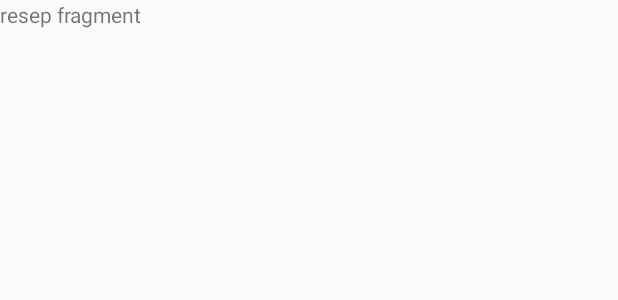
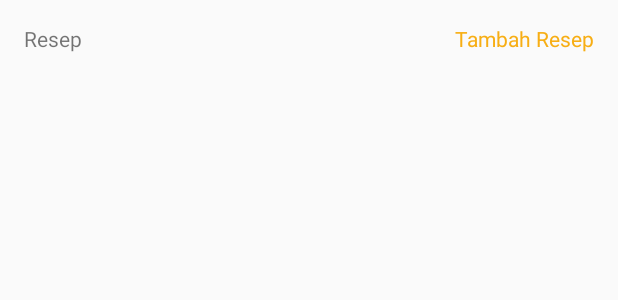
Before and after one commit to Dirgamaya-Teknologia/Resepedia2.0, an Android app: the layout fragment_resep.xml on its own in the app's theme, with its tools: preview values and no code run, on a phone screen of 412 x 824 dp. Shown: the top 300 px of the screen. Run offline under Robolectric (Android 15) with nearby library versions, the phone set to English and light mode, and no system bars.

Commit message:
add layout tambahResep

```diff
--- a/app/src/main/AndroidManifest.xml
+++ b/app/src/main/AndroidManifest.xml
@@ -1,6 +1,7 @@
 <?xml version="1.0" encoding="utf-8"?>
 <manifest xmlns:android="http://schemas.android.com/apk/res/android"
     package="com.dyakta.resepedia">
+
     <uses-permission android:name="android.permission.INTERNET" />
 
     <application
@@ -10,7 +11,8 @@
         android:roundIcon="@mipmap/ic_launcher_round"
         android:supportsRtl="true"
         android:theme="@style/AppTheme">
-        <activity android:name=".TambahBahanActivity"></activity>
+        <activity android:name=".TambahResepActivity"></activity>
+        <activity android:name=".TambahBahanActivity" />
         <activity android:name=".MainActivity">
             <intent-filter>
                 <action android:name="android.intent.action.VIEW" />
--- a/app/src/main/res/layout/fragment_resep.xml
+++ b/app/src/main/res/layout/fragment_resep.xml
@@ -1,14 +1,41 @@
 <?xml version="1.0" encoding="utf-8"?>
-<FrameLayout xmlns:android="http://schemas.android.com/apk/res/android"
-    xmlns:tools="http://schemas.android.com/tools"
+<androidx.constraintlayout.widget.ConstraintLayout xmlns:android="http://schemas.android.com/apk/res/android"
+    xmlns:app="http://schemas.android.com/apk/res-auto"
     android:layout_width="match_parent"
     android:layout_height="match_parent"
-    tools:context=".ResepFragment">
+    xmlns:tools="http://schemas.android.com/tools"
+    tools:context="com.dyakta.resepedia.BahanFragment">
 
-    <!-- TODO: Update blank fragment layout -->
+
     <TextView
-        android:layout_width="match_parent"
-        android:layout_height="match_parent"
-        android:text="resep fragment" />
+        android:id="@+id/textView"
+        android:layout_width="wrap_content"
+        android:layout_height="wrap_content"
+        android:layout_marginStart="16dp"
+        android:layout_marginLeft="16dp"
+        android:layout_marginTop="16dp"
+        android:text="Resep"
+        app:layout_constraintStart_toStartOf="parent"
+        app:layout_constraintTop_toTopOf="parent" />
 
-</FrameLayout>
+    <TextView
+        android:id="@+id/btn_txt_tambah_Resep"
+        android:layout_width="wrap_content"
+        android:layout_height="wrap_content"
+        android:layout_marginTop="16dp"
+        android:layout_marginEnd="16dp"
+        android:layout_marginRight="16dp"
+        android:text="Tambah Resep"
+        android:textColor="@color/colorPrimary"
+        app:layout_constraintEnd_toEndOf="parent"
+        app:layout_constraintTop_toTopOf="parent" />
+
+    <androidx.recyclerview.widget.RecyclerView
+        android:layout_width="0dp"
+        android:layout_height="0dp"
+        android:layout_marginTop="8dp"
+        app:layout_constraintBottom_toBottomOf="parent"
+        app:layout_constraintEnd_toEndOf="parent"
+        app:layout_constraintStart_toStartOf="parent"
+        app:layout_constraintTop_toBottomOf="@+id/textView" />
+</androidx.constraintlayout.widget.ConstraintLayout>
```
Also changed, not shown: app/src/main/java/com/dyakta/resepedia/ResepFragment.java (+32 -0 lines), app/src/main/java/com/dyakta/resepedia/TambahResepActivity.java (added, +101 -0 lines), app/src/main/res/layout/activity_tambah_resep.xml (added, +131 -0 lines), 1 other file.
